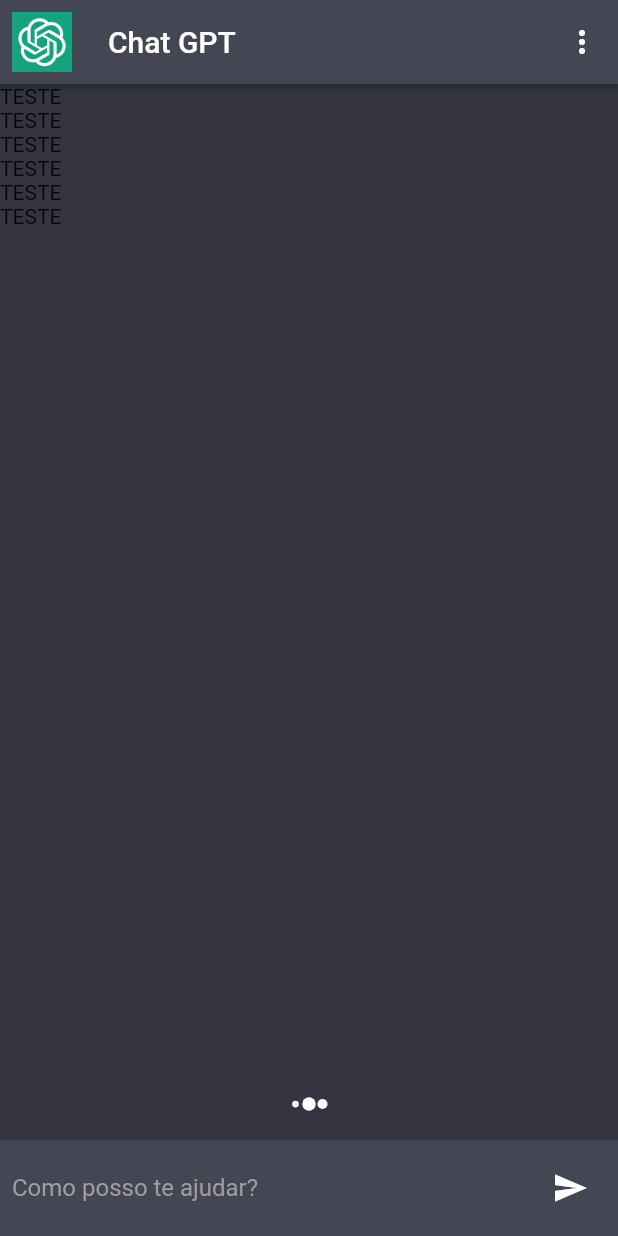
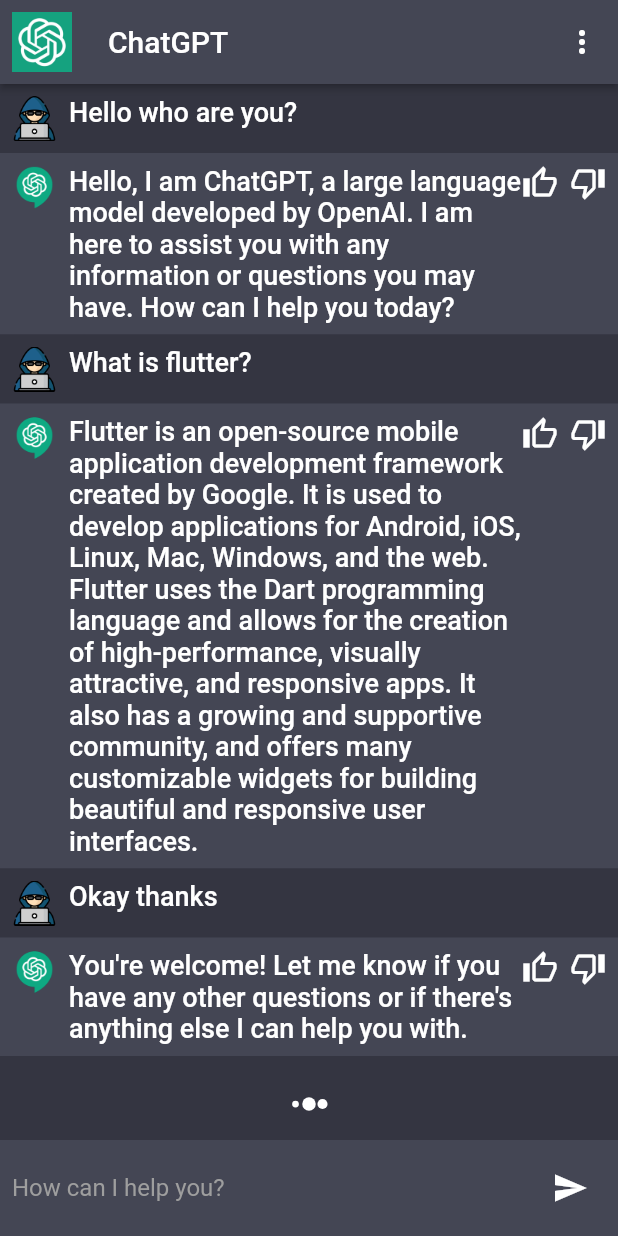
Before and after one commit to LucasRomanato0/ChatGPT_app, a Flutter app: the screen it shows after launch, on a phone screen of 412 x 824 dp. Run offline on Flutter 3.47's test engine with Material 2 defaults, Android fonts, the phone set to English and light mode, and no system bars; our stand-ins replace flutter_spinkit.

Commit message:
implementando botao de 'menu'

```diff
--- a/chatgpt_app/lib/constants/constants.dart
+++ b/chatgpt_app/lib/constants/constants.dart
@@ -2,3 +2,33 @@ import 'package:flutter/material.dart';
 
 Color scaffoldBackgroundColor = const Color(0xFF343541);
 Color card = const Color(0xFF444654);
+
+final chatMessages = [
+  {
+    "msg": "Hello who are you?",
+    "chatIndex": 0,
+  },
+  {
+    "msg":
+        "Hello, I am ChatGPT, a large language model developed by OpenAI. I am here to assist you with any information or questions you may have. How can I help you today?",
+    "chatIndex": 1,
+  },
+  {
+    "msg": "What is flutter?",
+    "chatIndex": 0,
+  },
+  {
+    "msg":
+        "Flutter is an open-source mobile application development framework created by Google. It is used to develop applications for Android, iOS, Linux, Mac, Windows, and the web. Flutter uses the Dart programming language and allows for the creation of high-performance, visually attractive, and responsive apps. It also has a growing and supportive community, and offers many customizable widgets for building beautiful and responsive user interfaces.",
+    "chatIndex": 1,
+  },
+  {
+    "msg": "Okay thanks",
+    "chatIndex": 0,
+  },
+  {
+    "msg":
+        "You're welcome! Let me know if you have any other questions or if there's anything else I can help you with.",
+    "chatIndex": 1,
+  },
+];
--- a/chatgpt_app/lib/screens/chat_screen.dart
+++ b/chatgpt_app/lib/screens/chat_screen.dart
@@ -1,4 +1,6 @@
 import 'package:chatgpt_app/services/assets_manager.dart';
+import 'package:chatgpt_app/widgets/chat_widget.dart';
+import 'package:chatgpt_app/widgets/text_widget.dart';
 import 'package:flutter/material.dart';
 import 'package:flutter_spinkit/flutter_spinkit.dart';
 import 'package:chatgpt_app/constants/constants.dart';
@@ -36,10 +38,35 @@ class _CharScreenState extends State<CharScreen> {
           padding: const EdgeInsets.all(8.0),
           child: Image.asset(AssetsManager.openaiLogo),
         ),
-        title: const Text('Chat GPT'),
+        title: const Text('ChatGPT'),
         actions: [
           IconButton(
-            onPressed: () {},
+            onPressed: () async {
+              await showModalBottomSheet(
+                shape: const RoundedRectangleBorder(
+                  borderRadius: BorderRadius.vertical(
+                    top: Radius.circular(20),
+                  ),
+                ),
+                backgroundColor: scaffoldBackgroundColor,
+                context: context,
+                builder: (context) {
+                  return Padding(
+                    padding: const EdgeInsets.all(18.0),
+                    child: Row(
+                      children: [
+                        Flexible(
+                          child: TextWidget(
+                            label: 'Chosen Model:',
+                            fontSize: 16,
+                          ),
+                        )
+                      ],
+                    ),
+                  );
+                },
+              );
+            },
             icon: const Icon(
               Icons.more_vert_rounded,
               color: Colors.white,
@@ -54,7 +81,12 @@ class _CharScreenState extends State<CharScreen> {
               child: ListView.builder(
                 itemCount: 6,
                 itemBuilder: (context, index) {
-                  return const Text('TESTE');
+                  return ChatWidget(
+                    chatIndex: int.parse(
+                      chatMessages[index]['chatIndex'].toString(),
+                    ),
+                    msg: chatMessages[index]['msg'].toString(),
+                  );
                 },
               ),
             ),
@@ -65,7 +97,7 @@ class _CharScreenState extends State<CharScreen> {
                 size: 18,
               ),
 
-              SizedBox(height: 15),
+              const SizedBox(height: 15),
 
               Material(
                 color: card,
@@ -81,7 +113,7 @@ class _CharScreenState extends State<CharScreen> {
                             // TODO send message
                           },
                           decoration: const InputDecoration.collapsed(
-                            hintText: 'Como posso te ajudar?',
+                            hintText: 'How can I help you?',
                             hintStyle: TextStyle(color: Colors.grey),
                           ),
                         ),
--- /dev/null
+++ b/chatgpt_app/lib/widgets/chat_widget.dart
@@ -0,0 +1,70 @@
+import 'package:chatgpt_app/constants/constants.dart';
+import 'package:chatgpt_app/services/assets_manager.dart';
+import 'package:chatgpt_app/widgets/text_widget.dart';
+import 'package:flutter/material.dart';
+import 'package:flutter/src/widgets/framework.dart';
+import 'package:flutter/src/widgets/placeholder.dart';
+
+class ChatWidget extends StatelessWidget {
+  const ChatWidget({
+    super.key,
+    required this.msg,
+    required this.chatIndex,
+  });
+
+  final String msg;
+  final int chatIndex;
+
+  @override
+  Widget build(BuildContext context) {
+    return Column(
+      children: [
+        Material(
+          color: chatIndex == 0 ? scaffoldBackgroundColor : card,
+          child: Padding(
+            padding: const EdgeInsets.all(8.0),
+            child: Row(
+              crossAxisAlignment: CrossAxisAlignment.start,
+              children: [
+                Image.asset(
+                  chatIndex == 0
+                      ? AssetsManager.userImage
+                      : AssetsManager.botImage,
+                  width: 30,
+                  height: 30,
+                ),
+                const SizedBox(
+                  width: 8,
+                ),
+                Expanded(
+                  child: TextWidget(
+                    label: msg,
+                  ),
+                ),
+                chatIndex == 0
+                    ? const SizedBox.shrink()
+                    : Row(
+                        mainAxisAlignment: MainAxisAlignment.end,
+                        mainAxisSize: MainAxisSize.min,
+                        children: const [
+                          Icon(
+                            Icons.thumb_up_alt_outlined,
+                            color: Colors.white,
+                          ),
+                          SizedBox(
+                            width: 8,
+                          ),
+                          Icon(
+                            Icons.thumb_down_alt_outlined,
+                            color: Colors.white,
+                          ),
+                        ],
+                      )
+              ],
+            ),
+          ),
+        ),
+      ],
+    );
+  }
+}
--- /dev/null
+++ b/chatgpt_app/lib/widgets/text_widget.dart
@@ -0,0 +1,29 @@
+import 'package:flutter/material.dart';
+import 'package:flutter/src/widgets/framework.dart';
+import 'package:flutter/src/widgets/placeholder.dart';
+
+class TextWidget extends StatelessWidget {
+  final String label;
+  Color? color;
+  double? fontSize;
+  FontWeight? fontWeight;
+  TextWidget({
+    super.key,
+    required this.label,
+    this.color,
+    this.fontSize = 18,
+    this.fontWeight,
+  });
+
+  @override
+  Widget build(BuildContext context) {
+    return Text(
+      label,
+      style: TextStyle(
+        color: color ?? Colors.white,
+        fontSize: fontSize,
+        fontWeight: fontWeight ?? FontWeight.w500,
+      ),
+    );
+  }
+}
```
